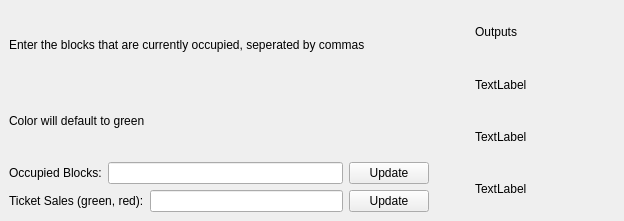
Old version of the form CTC/CTC_Testbench.ui in the repository asmithie13/ECE-1140.
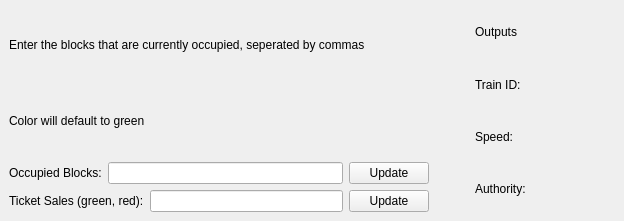
New version of the form.

Commit message: CTC Testbench shows speed and authority when sent by CTC

Diff of the .ui file:
```diff
--- a/CTC/CTC_Testbench.ui
+++ b/CTC/CTC_Testbench.ui
@@ -117,21 +117,21 @@
         <item>
          <widget class="QLabel" name="TrainLabel">
           <property name="text">
-           <string>TextLabel</string>
+           <string>Train ID: </string>
           </property>
          </widget>
         </item>
         <item>
          <widget class="QLabel" name="label_2">
           <property name="text">
-           <string>TextLabel</string>
+           <string>Speed: </string>
           </property>
          </widget>
         </item>
         <item>
          <widget class="QLabel" name="label">
           <property name="text">
-           <string>TextLabel</string>
+           <string>Authority:</string>
           </property>
          </widget>
         </item>
```
Left out of the diff: 4 changed lines with no effect on the pictures. The commit also changes 1 other file.
